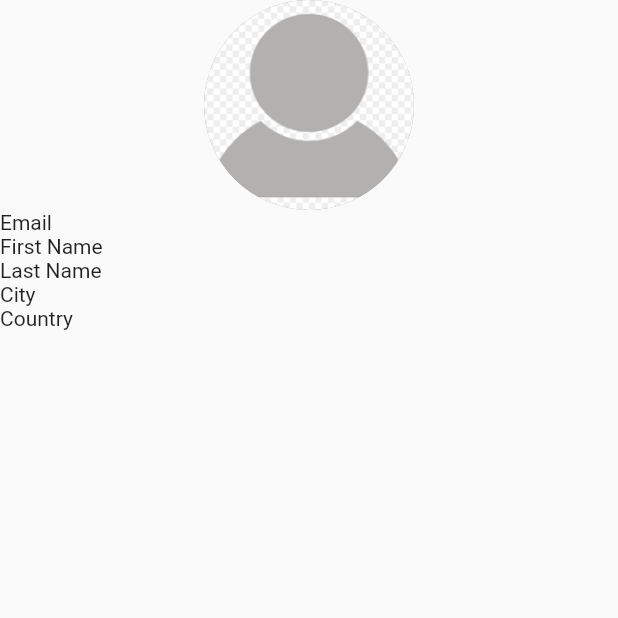
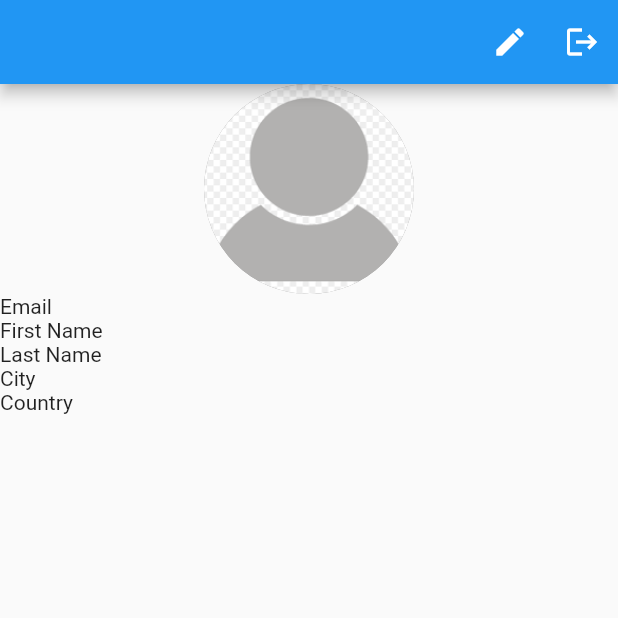
Before and after one commit to latifaIssa/GSG-Firebase, a Flutter app: the ProfilePage screen opened directly, on a phone screen of 412 x 824 dp, the top half of it. Run offline on Flutter 3.47's test engine with Material 2 defaults, Android fonts, the phone set to English and light mode, and no system bars; our stand-ins replace cloud_firestore, firebase_auth, firebase_core, firebase_storage, image_picker, shared_preferences; accounts and stored records are empty.

Commit message:
profile page

```diff
--- a/lib/Auth/Providers/auth_provider.dart
+++ b/lib/Auth/Providers/auth_provider.dart
@@ -149,4 +149,9 @@ class AuthProvider extends ChangeNotifier {
       RouteHelper.routeHelper.goToPageWithReplacement(AuthMainPage.routeName);
     }
   }
+
+  logOut() {
+    AuthHelper.authHelper.logout();
+    RouteHelper.routeHelper.goToPageWithReplacement(AuthMainPage.routeName);
+  }
 }
--- a/lib/chats/pages/profile_page.dart
+++ b/lib/chats/pages/profile_page.dart
@@ -15,13 +15,22 @@ class _ProfilePageState extends State<ProfilePage> {
   @override
   void initState() {
     super.initState();
-    Provider.of<AuthProvider>(context, listen: false)
-        .getCountriesFromFirestore();
+    Provider.of<AuthProvider>(context, listen: false).getUserFromFirebase();
   }
 
   @override
   Widget build(BuildContext context) {
     return Scaffold(
+        appBar: AppBar(
+          actions: [
+            IconButton(onPressed: () {}, icon: Icon(Icons.edit)),
+            IconButton(
+                onPressed: () {
+                  Provider.of<AuthProvider>(context, listen: false).logOut();
+                },
+                icon: Icon(Icons.logout))
+          ],
+        ),
         body: Consumer<AuthProvider>(builder: (context, provider, x) {
           return provider.user == null
               ? Center(child: CircularProgressIndicator())
@@ -34,7 +43,8 @@ class _ProfilePageState extends State<ProfilePage> {
                         // width: 200,
                         backgroundColor: Colors.grey,
                         backgroundImage: provider.file == null
-                        ? AssetImage('assets/images/defaultProfileImage.png')
+                            ? AssetImage(
+                                'assets/images/defaultProfileImage.png')
                             : FileImage(
                                 provider.file,
                               ),
```
Also changed, not shown: lib/chats/pages/home_page.dart (+10 -10 lines), lib/chats/pages/users_page.dart (+1 -8 lines). Lines whose indentation alone changed are shown as unchanged.
